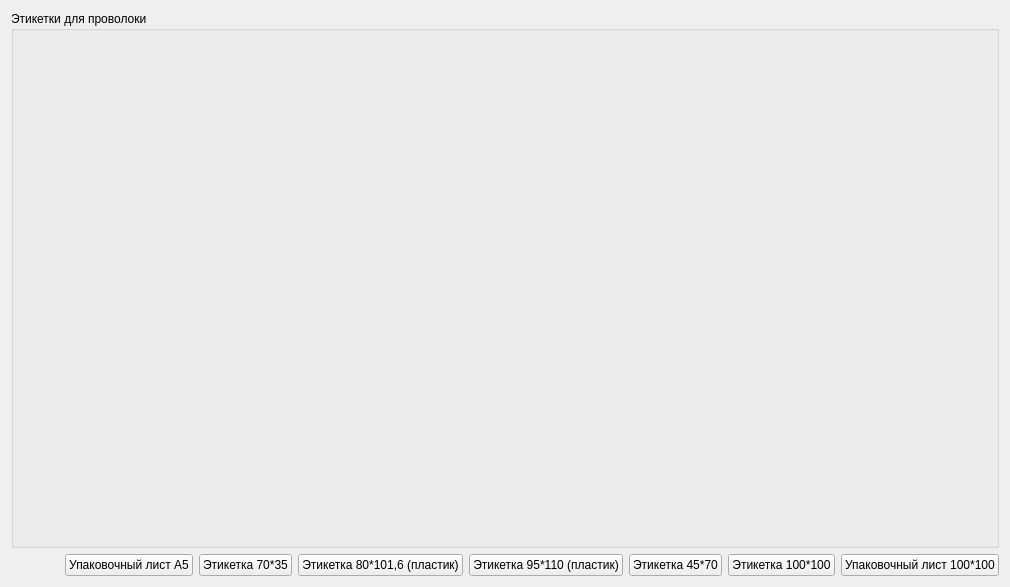
The window that formlabelswire.ui (Sergeyego/warehouse) describes before a commit, drawn with Qt 5.
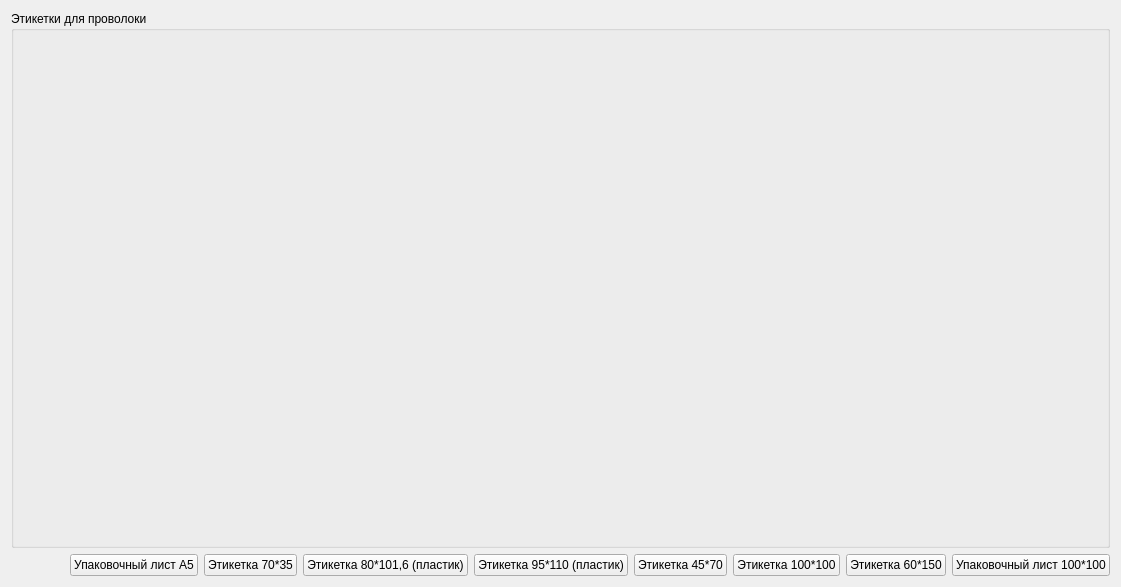
The same window after the commit.

Commit message: этикетка 60*150 для проволоки

What changed in the file:
```diff
--- a/formlabelswire.ui
+++ b/formlabelswire.ui
@@ -6,7 +6,7 @@
    <rect>
     <x>0</x>
     <y>0</y>
-    <width>1010</width>
+    <width>1121</width>
     <height>587</height>
    </rect>
   </property>
@@ -85,6 +85,13 @@
        </property>
       </widget>
      </item>
+     <item>
+      <widget class="QPushButton" name="pushButton60_150">
+       <property name="text">
+        <string>Этикетка 60*150</string>
+       </property>
+      </widget>
+     </item>
      <item>
       <widget class="QPushButton" name="pushButtonPackList">
        <property name="text">
```
The commit also changes 8 other files.
